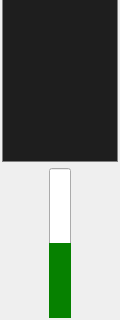
The window that coreui/ui/PipeVisualizer.ui (OpenSoundStack/OpenAudioLiveSystem) describes before a commit, drawn with Qt 5; both pictures show x 0 to 120 and y 678 to 998 of the 120 by 998 pixel window.
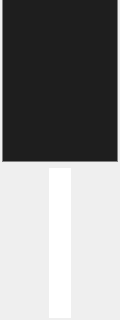
The same window after the commit.

The edit to the form file:
```diff
--- a/coreui/ui/PipeVisualizer.ui
+++ b/coreui/ui/PipeVisualizer.ui
@@ -74,12 +74,21 @@
         </size>
        </property>
        <property name="styleSheet">
-        <string notr="true">QProgressBar::chunk {
+        <string notr="true">QProgressBar {
+	border-radius:0;
+}
+QProgressBar::chunk {
 	background-color: rgb(6, 129, 0);
 }</string>
        </property>
+       <property name="minimum">
+        <number>-60</number>
+       </property>
+       <property name="maximum">
+        <number>6</number>
+       </property>
        <property name="value">
-        <number>50</number>
+        <number>-60</number>
        </property>
        <property name="textVisible">
         <bool>false</bool>
```
